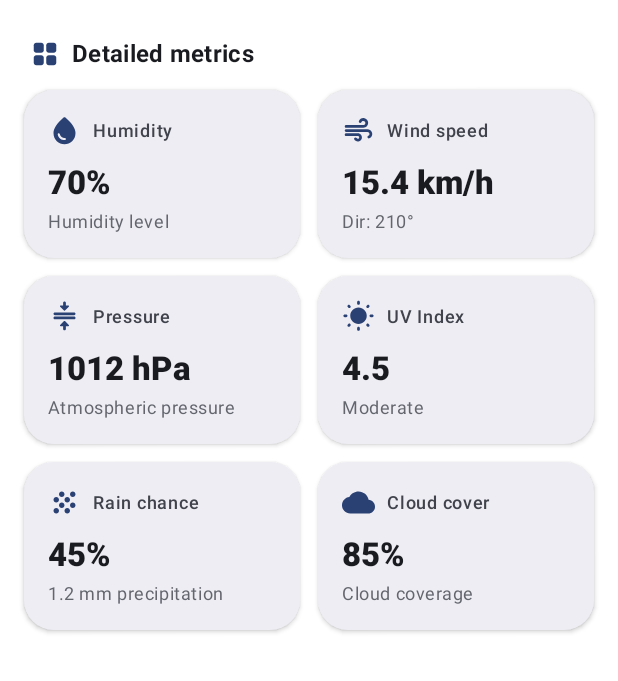
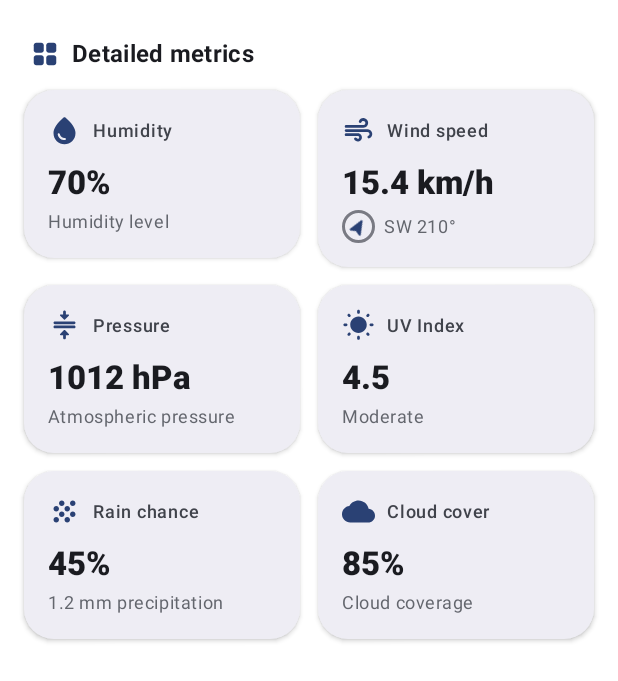
Before and after one commit to monchito007/MWeather, an Android app built with Jetpack Compose: the @Preview function ExtraMetricsSectionPreview, on a phone screen of 412 x 824 dp. Shown: the top 681 px of the screen. Run offline under Robolectric (Android 15) with nearby library versions, the phone set to English and light mode, and no system bars.

Commit message:
Show wind direction with a compass arrow and compass point
The wind card's direction line was just "Dir: 250°". It now shows a small
compass (ring + arrow pointing where the wind blows to) followed by the
8-point direction the wind comes from and the degrees, e.g. "O 250°" /
"W 250°". The arrow's content description reads "Viento del oeste" /
"Wind from the west" for screen readers.

Co-Authored-By: Claude Opus 5.5 <noreply@anthropic.com>

```diff
--- a/app/src/main/java/com/monchito007/mweather/ui/weather/WeatherUtils.kt
+++ b/app/src/main/java/com/monchito007/mweather/ui/weather/WeatherUtils.kt
@@ -43,6 +43,15 @@ object WeatherUtils {
         else -> R.string.uv_extreme
     }
 
+    /**
+     * Compass point the wind comes from, as an index into R.array.compass_points_short
+     * (0 = N, 1 = NE … 7 = NW). Each point covers 45°, centred on it (N = 338°–22°).
+     */
+    fun compassPointIndex(degrees: Int): Int {
+        val normalized = ((degrees % 360) + 360) % 360
+        return ((normalized + 22) / 45) % 8
+    }
+
     fun formatHourlyTime(timeStr: String): String =
         if (timeStr.contains("T")) timeStr.substringAfter("T").take(5) else timeStr
 
--- a/app/src/main/java/com/monchito007/mweather/ui/weather/components/ExtraMetricsSection.kt
+++ b/app/src/main/java/com/monchito007/mweather/ui/weather/components/ExtraMetricsSection.kt
@@ -3,8 +3,11 @@ package com.monchito007.mweather.ui.weather.components
 import kotlin.math.roundToInt
 import com.monchito007.mweather.ui.weather.orNoData
 import com.monchito007.mweather.R
+import androidx.compose.ui.res.stringArrayResource
 import androidx.compose.ui.res.stringResource
+import androidx.compose.foundation.border
 import androidx.compose.foundation.layout.Arrangement
+import androidx.compose.foundation.layout.Box
 import androidx.compose.foundation.layout.Column
 import androidx.compose.foundation.layout.Row
 import androidx.compose.foundation.layout.Spacer
@@ -13,12 +16,14 @@ import androidx.compose.foundation.layout.height
 import androidx.compose.foundation.layout.padding
 import androidx.compose.foundation.layout.size
 import androidx.compose.foundation.layout.width
+import androidx.compose.foundation.shape.CircleShape
 import androidx.compose.foundation.shape.RoundedCornerShape
 import androidx.compose.material.icons.Icons
 import androidx.compose.material.icons.rounded.Air
 import androidx.compose.material.icons.rounded.Cloud
 import androidx.compose.material.icons.rounded.Compress
 import androidx.compose.material.icons.rounded.Grain
+import androidx.compose.material.icons.rounded.Navigation
 import androidx.compose.material.icons.rounded.GridView
 import androidx.compose.material.icons.rounded.WaterDrop
 import androidx.compose.material.icons.rounded.WbSunny
@@ -30,6 +35,7 @@ import androidx.compose.material3.Text
 import androidx.compose.runtime.Composable
 import androidx.compose.ui.Alignment
 import androidx.compose.ui.Modifier
+import androidx.compose.ui.draw.rotate
 import androidx.compose.ui.graphics.vector.ImageVector
 import androidx.compose.ui.text.font.FontWeight
 import androidx.compose.ui.tooling.preview.Preview
@@ -91,8 +97,13 @@ fun ExtraMetricsSection(
                     icon = Icons.Rounded.Air,
                     title = stringResource(R.string.wind_speed),
                     value = currentWeather.windSpeed.orNoData { "$it km/h" },
-                    supportingText = currentWeather.windDirection?.let { stringResource(R.string.wind_direction, it) }
-                        ?: WeatherUtils.NO_DATA,
+                    supportingText = currentWeather.windDirection?.let {
+                        val point = stringArrayResource(R.array.compass_points_short)[WeatherUtils.compassPointIndex(it)]
+                        stringResource(R.string.wind_direction, point, it)
+                    } ?: WeatherUtils.NO_DATA,
+                    supportingLeading = currentWeather.windDirection?.let { degrees ->
+                        { WindCompass(degrees) }
+                    },
                     modifier = Modifier.weight(1f)
                 )
             }
@@ -150,7 +161,8 @@ private fun MetricCard(
     title: String,
     value: String,
     supportingText: String,
-    modifier: Modifier = Modifier
+    modifier: Modifier = Modifier,
+    supportingLeading: (@Composable () -> Unit)? = null
 ) {
     ElevatedCard(
         shape = RoundedCornerShape(20.dp),
@@ -196,12 +208,42 @@ private fun MetricCard(
 
             Spacer(modifier = Modifier.height(4.dp))
 
-            Text(
-                text = supportingText,
-                style = MaterialTheme.typography.bodySmall,
-                color = MaterialTheme.colorScheme.onSurfaceVariant.copy(alpha = 0.8f)
-            )
+            Row(verticalAlignment = Alignment.CenterVertically) {
+                if (supportingLeading != null) {
+                    supportingLeading()
+                    Spacer(modifier = Modifier.width(6.dp))
+                }
+                Text(
+                    text = supportingText,
+                    style = MaterialTheme.typography.bodySmall,
+                    color = MaterialTheme.colorScheme.onSurfaceVariant.copy(alpha = 0.8f)
+                )
+            }
         }
+    }
+}
+
+/**
+ * Small compass: a ring with an arrow pointing where the wind blows TO. [degrees] is the
+ * meteorological direction the wind comes FROM (0 = from the north), hence the extra 180°.
+ */
+@Composable
+private fun WindCompass(degrees: Int, modifier: Modifier = Modifier) {
+    val from = stringArrayResource(R.array.compass_points)[WeatherUtils.compassPointIndex(degrees)]
+    Box(
+        contentAlignment = Alignment.Center,
+        modifier = modifier
+            .size(22.dp)
+            .border(1.5.dp, MaterialTheme.colorScheme.outlineVariant, CircleShape)
+    ) {
+        Icon(
+            imageVector = Icons.Rounded.Navigation,
+            contentDescription = stringResource(R.string.wind_from, from),
+            tint = MaterialTheme.colorScheme.primary,
+            modifier = Modifier
+                .size(14.dp)
+                .rotate(degrees + 180f)
+        )
     }
 }
 
--- a/app/src/main/res/values/strings.xml
+++ b/app/src/main/res/values/strings.xml
@@ -65,7 +65,8 @@
     <string name="weather_thunderstorm_hail">Thunderstorm with hail</string>
     <string name="weather_unknown">Unknown</string>
     <string name="wind">Wind</string>
-    <string name="wind_direction">Dir: %1$d°</string>
+    <string name="wind_direction">%1$s %2$d°</string>
+    <string name="wind_from">Wind from the %1$s</string>
     <string name="wind_speed">Wind speed</string>
 
     <!-- Index 0 = Sunday, matching WeatherUtils.dayOfWeekIndex() -->
@@ -78,4 +79,26 @@
         <item>Fri</item>
         <item>Sat</item>
     </string-array>
+
+    <!-- 8 compass points clockwise from north, matching WeatherUtils.compassPointIndex() -->
+    <string-array name="compass_points_short">
+        <item>N</item>
+        <item>NE</item>
+        <item>E</item>
+        <item>SE</item>
+        <item>S</item>
+        <item>SW</item>
+        <item>W</item>
+        <item>NW</item>
+    </string-array>
+    <string-array name="compass_points">
+        <item>north</item>
+        <item>northeast</item>
+        <item>east</item>
+        <item>southeast</item>
+        <item>south</item>
+        <item>southwest</item>
+        <item>west</item>
+        <item>northwest</item>
+    </string-array>
 </resources>
```
Also changed, not shown: 3 other files.
